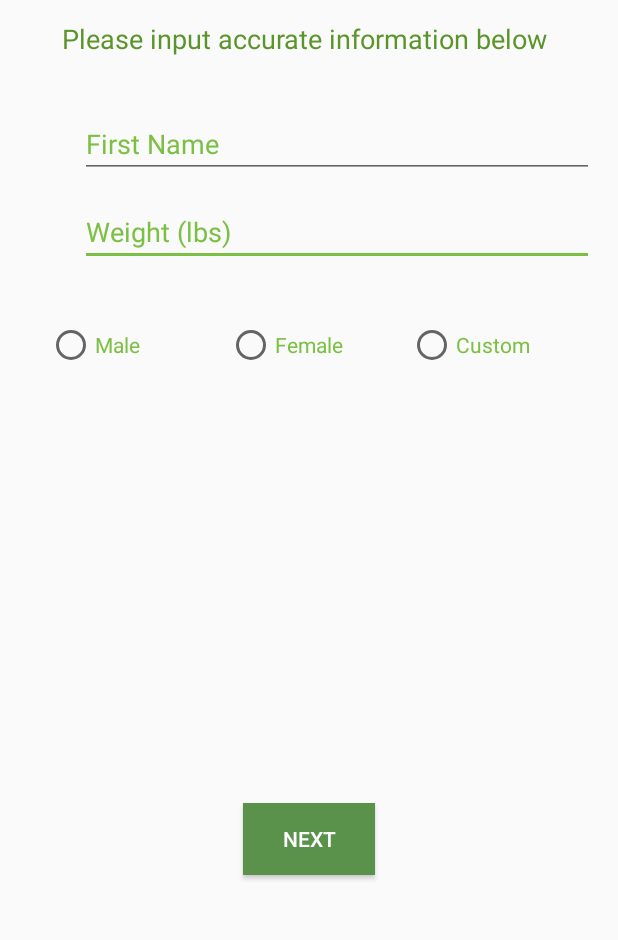
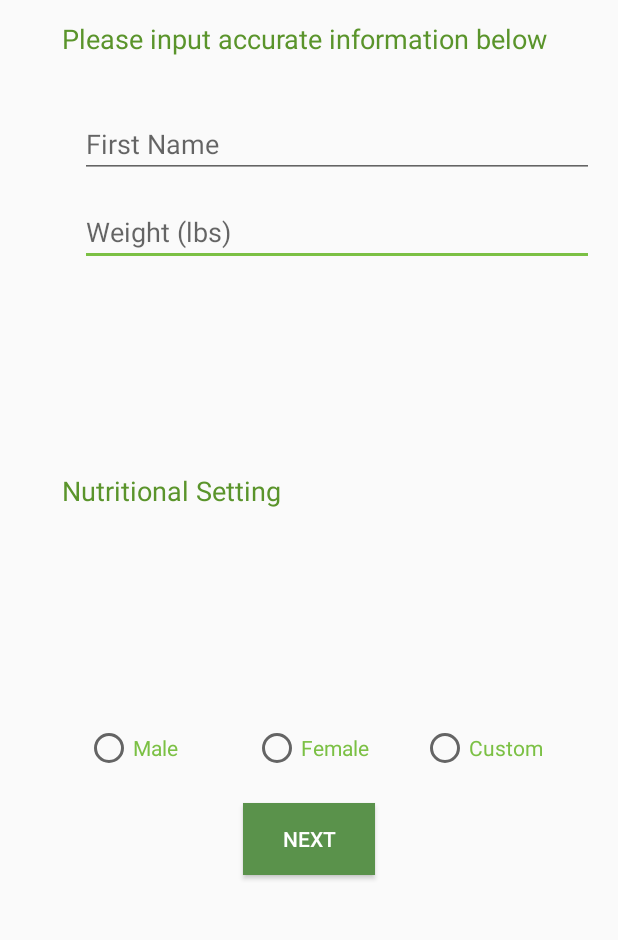
Before and after one commit to james-bonifacio/DeltaHacks3, an Android app: the InitialSetup screen opened directly, with no data from a screen before it, on a phone screen of 412 x 824 dp, the part 169-1109 px from its top. Run offline under Robolectric (Android 15) with nearby library versions, the phone set to English and light mode, and no system bars.

Commit message:
text field edits

```diff
--- a/app/src/main/res/layout/activity_initial_setup.xml
+++ b/app/src/main/res/layout/activity_initial_setup.xml
@@ -36,14 +36,14 @@
         android:layout_width="match_parent"
         android:layout_height="wrap_content"
         android:inputType="textPersonName"
-        android:text="Weight (lbs)"
         android:ems="10"
         android:id="@+id/editText"
         android:textColor="#7BC044"
         android:layout_marginTop="13dp"
         android:layout_below="@+id/editText2"
         android:layout_alignLeft="@+id/editText2"
-        android:layout_alignStart="@+id/editText2" />
+        android:layout_alignStart="@+id/editText2"
+        android:hint="Weight (lbs)" />
 
     <Button
         android:text="Next"
@@ -57,17 +57,31 @@
         android:onClick="#7BC044"
         android:textColor="@android:color/white" />
 
+    <EditText
+        android:layout_width="match_parent"
+        android:layout_height="wrap_content"
+        android:inputType="textPersonName"
+        android:ems="10"
+        android:id="@+id/editText2"
+        android:layout_marginTop="35dp"
+        android:textColor="#7bc044"
+        android:layout_below="@+id/textView2"
+        android:layout_alignLeft="@+id/textView"
+        android:layout_alignStart="@+id/textView"
+        android:hint="First Name" />
+
     <LinearLayout
         android:id="@+id/linearLayout1"
-        android:layout_below="@+id/editText"
         android:layout_width="match_parent"
-        android:layout_marginTop="33dp"
-        android:layout_marginLeft="12dp"
         android:layout_height="wrap_content"
         android:orientation="horizontal"
         android:gravity="center_horizontal"
         android:padding="3dp"
-        android:weightSum="3">
+        android:weightSum="3"
+        android:layout_marginBottom="17dp"
+        android:layout_above="@+id/button"
+        android:layout_alignLeft="@+id/editText"
+        android:layout_alignStart="@+id/editText">
 
         <RadioButton
             android:text="Male"
@@ -106,17 +120,15 @@
 
     </LinearLayout>
 
-    <EditText
-        android:layout_width="match_parent"
+    <TextView
+        android:text="Nutritional Setting"
+        android:layout_width="wrap_content"
         android:layout_height="wrap_content"
-        android:inputType="textPersonName"
-        android:text="First Name"
-        android:ems="10"
-        android:id="@+id/editText2"
-        android:layout_marginTop="35dp"
-        android:textColor="#7bc044"
-        android:layout_below="@+id/textView2"
-        android:layout_alignLeft="@+id/textView"
-        android:layout_alignStart="@+id/textView" />
+        android:layout_centerVertical="true"
+        android:layout_alignLeft="@+id/textView2"
+        android:layout_alignStart="@+id/textView2"
+        android:id="@+id/textView3"
+        android:textColor="@color/colorPrimaryDark"
+        android:textSize="18sp" />
 
 </RelativeLayout>
```
